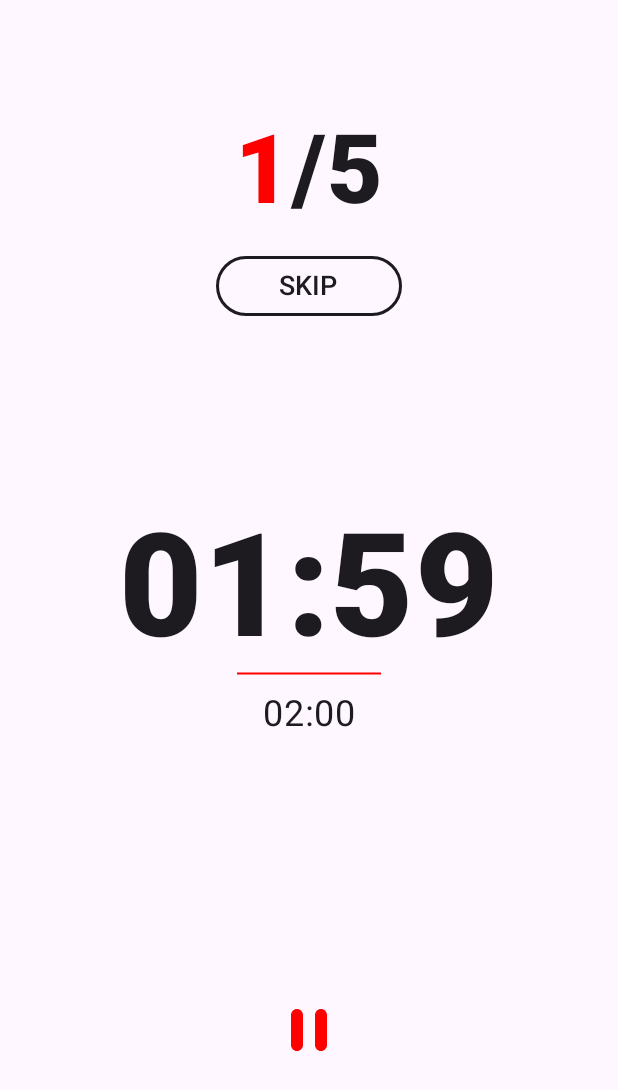
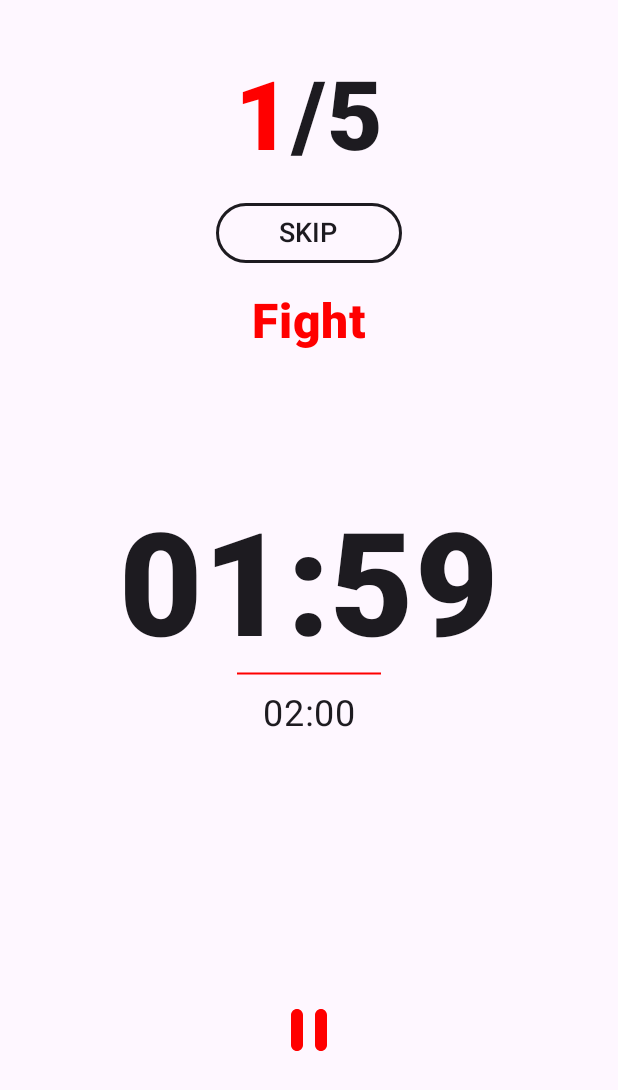
Before and after one commit to HeyImJ0hn/Rounds, an Android app built with Jetpack Compose: the TimerScreen screen opened through its navigation route, after a tap on "SKIP", on a phone screen of 412 x 824 dp. Shown: the top 1090 px of the screen. Run offline under Robolectric (Android 15) with nearby library versions, the phone set to English and light mode, and no system bars.

Commit message:
Added sounds, still a bit scuffed
Need to refactor code to correctly use MVVM architecture and store data to phone storage

```diff
--- a/app/src/main/java/dev/jpires/rounds/MainActivity.kt
+++ b/app/src/main/java/dev/jpires/rounds/MainActivity.kt
@@ -28,8 +28,8 @@ class MainActivity : ComponentActivity() {
                 val navController = rememberNavController()
                 val currentRoute = currentRoute(navController)
                 Scaffold(
-                    modifier = Modifier.fillMaxSize(),
-                    bottomBar = { if (currentRoute != "timer_screen" && currentRoute != "finished_screen") BottomNav(navController) }
+                    modifier = Modifier.fillMaxSize()
+//                    bottomBar = { if (currentRoute != "timer_screen" && currentRoute != "finished_screen") BottomNav(navController) }
                 ) { innerPadding ->
                     SetupNavHost(navController = navController, modifier = Modifier.padding(innerPadding), viewModel)
                 }
--- a/app/src/main/java/dev/jpires/rounds/model/data/TimerType.kt
+++ b/app/src/main/java/dev/jpires/rounds/model/data/TimerType.kt
@@ -1,5 +1,22 @@
 package dev.jpires.rounds.model.data
 
 enum class TimerType {
-    PREP, ROUND, REST
+    PREP, ROUND, REST;
+
+    fun next(): TimerType {
+        return when (this) {
+            PREP -> ROUND
+            ROUND -> REST
+            REST -> ROUND
+        }
+    }
+
+    override fun toString(): String {
+        return when (this) {
+            PREP -> "Prep"
+            ROUND -> "Fight"
+            REST -> "Rest"
+        }
+    }
+
 }
--- a/app/src/main/java/dev/jpires/rounds/view/screens/TimerScreen.kt
+++ b/app/src/main/java/dev/jpires/rounds/view/screens/TimerScreen.kt
@@ -1,5 +1,7 @@
 package dev.jpires.rounds.view.screens
 
+import android.content.Context
+import android.media.MediaPlayer
 import androidx.compose.foundation.BorderStroke
 import androidx.compose.foundation.Canvas
 import androidx.compose.foundation.layout.Box
@@ -35,10 +37,12 @@ import androidx.compose.ui.Alignment
 import androidx.compose.ui.Modifier
 import androidx.compose.ui.geometry.Offset
 import androidx.compose.ui.graphics.Color
+import androidx.compose.ui.platform.LocalContext
 import androidx.compose.ui.text.font.FontWeight
 import androidx.compose.ui.unit.dp
 import androidx.compose.ui.unit.sp
 import androidx.navigation.NavController
+import dev.jpires.rounds.R
 import dev.jpires.rounds.model.data.TimerType
 import dev.jpires.rounds.viewmodel.ViewModel
 
@@ -62,6 +66,13 @@ fun TimerScreen(viewModel: ViewModel, navController: NavController) {
     }
 }
 
+fun playSound(context: Context, soundResId: Int) {
+    MediaPlayer.create(context, soundResId).apply {
+        start()
+        setOnCompletionListener { release() }
+    }
+}
+
 @Composable
 fun TimerTop(viewModel: ViewModel, modifier: Modifier = Modifier) {
     Box(
@@ -73,6 +84,7 @@ fun TimerTop(viewModel: ViewModel, modifier: Modifier = Modifier) {
         ) {
             TimerTopText(viewModel)
             SkipRoundButton(viewModel)
+            TimerTopTextRoundType(viewModel)
         }
     }
 }
@@ -116,11 +128,30 @@ fun SkipRoundButton(viewModel: ViewModel) {
 }
 
 @Composable
+fun TimerTopTextRoundType(viewModel: ViewModel) {
+    val currentTimer by viewModel.currentTimer.collectAsState()
+
+    Row(
+        verticalAlignment = Alignment.CenterVertically,
+        modifier = Modifier.padding(16.dp)
+    ) {
+        Text(
+            text = currentTimer.toString(),
+            color = MaterialTheme.colorScheme.tertiary,
+            fontWeight = FontWeight.Black,
+            fontSize = 32.sp
+        )
+    }
+}
+
+@Composable
 fun CentralTimer(viewModel: ViewModel) {
     val currentPrepTime by viewModel.currentPrepTime.collectAsState()
     val currentRoundTime by viewModel.currentRoundTime.collectAsState()
     val currentRestTime by viewModel.currentRestTime.collectAsState()
     val currentTimer by viewModel.currentTimer.collectAsState()
+
+    val context = LocalContext.current
 
     Text(
         text = when (currentTimer) {
@@ -133,7 +164,7 @@ fun CentralTimer(viewModel: ViewModel) {
     )
 
     LaunchedEffect(Unit) {
-        viewModel.startTimer()
+        viewModel.startTimer { soundResId -> playSound(context, soundResId) }
     }
 
 }
@@ -227,11 +258,13 @@ fun Pause(viewModel: ViewModel) {
 @Composable
 fun PausedButtons(viewModel: ViewModel, navController: NavController) {
     var showDialog by remember { mutableStateOf(false) }
+    val context = LocalContext.current
+
     Row(
         verticalAlignment = Alignment.CenterVertically
     ) {
         // Resume
-        IconButton(onClick = { viewModel.startTimer() }, modifier = Modifier.size(96.dp)) {
+        IconButton(onClick = { viewModel.startTimer { soundResId -> playSound(context, soundResId) } }, modifier = Modifier.size(96.dp)) {
             Icon(
                 imageVector = Icons.Rounded.PlayArrow,
                 contentDescription = "Resume",
--- a/app/src/main/java/dev/jpires/rounds/viewmodel/ViewModel.kt
+++ b/app/src/main/java/dev/jpires/rounds/viewmodel/ViewModel.kt
@@ -6,6 +6,7 @@ import androidx.compose.runtime.mutableStateOf
 import androidx.compose.runtime.setValue
 import androidx.lifecycle.ViewModel
 import androidx.lifecycle.viewModelScope
+import dev.jpires.rounds.R
 import dev.jpires.rounds.model.data.TimerType
 import kotlinx.coroutines.Job
 import kotlinx.coroutines.delay
@@ -51,23 +52,33 @@ class ViewModel : ViewModel(){
     val isTimerFinished
         get() = _isTimerFinished.asStateFlow()
 
-    fun startTimer() {
+    fun startTimer(playSound: (Int) -> Unit) {
         paused = false
         timerJob?.cancel()
         timerJob = viewModelScope.launch {
-            while (_currentPrepTime.value > Duration.ZERO) {
+            while (_currentPrepTime.value >= Duration.ZERO) {
                 _currentTimer.value = TimerType.PREP
+                if (_currentPrepTime.value < 3.seconds)
+                    playSound(R.raw.beep)
                 delay(1000)
                 decrementCurrentPrepTime()
             }
             while (currentRound <= rounds) {
-                while (_currentRoundTime.value > Duration.ZERO) {
+                playSound(R.raw.round_start)
+                while (_currentRoundTime.value >= Duration.ZERO) {
                     _currentTimer.value = TimerType.ROUND
                     delay(1000)
+                    if (_currentRoundTime.value == 11.seconds)
+                        playSound(R.raw.ten_second_warning)
                     decrementCurrentRoundTime()
                 }
-                while (_currentRestTime.value > Duration.ZERO) {
+                playSound(R.raw.round_end)
+                while (_currentRestTime.value >= Duration.ZERO) {
                     _currentTimer.value = TimerType.REST
+                    if (_currentRoundTime.value == 11.seconds)
+                        playSound(R.raw.ten_second_warning)
+                    if (_currentRestTime.value < 3.seconds)
+                        playSound(R.raw.beep)
                     delay(1000)
                     decrementCurrentRestTime()
                 }
@@ -105,14 +116,14 @@ class ViewModel : ViewModel(){
 
     fun getFormattedCurrentRoundTime(duration: Duration)= formatDuration(duration)
     fun decrementCurrentRoundTime() {
-        if (_currentRoundTime.value > 0.seconds) {
+        if (_currentRoundTime.value >= 0.seconds) {
             _currentRoundTime.value -= 1.seconds
         }
     }
 
     fun getFormattedCurrentRestTime(duration: Duration) = formatDuration(duration)
     fun decrementCurrentRestTime() {
-        if (_currentRestTime.value > 0.seconds) {
+        if (_currentRestTime.value >= 0.seconds) {
             _currentRestTime.value -= 1.seconds
         }
     }
@@ -124,7 +135,7 @@ class ViewModel : ViewModel(){
     fun getCurrentPrepTimeDuration() = currentPrepTime
     fun getFormattedCurrentPrepTime(duration: Duration) = formatDuration(duration)
     fun decrementCurrentPrepTime() {
-        if (_currentPrepTime.value > 0.seconds) {
+        if (_currentPrepTime.value >= 0.seconds) {
             _currentPrepTime.value -= 1.seconds
         }
     }
@@ -151,21 +162,25 @@ class ViewModel : ViewModel(){
 
     fun incrementRoundLength() {
          roundLength += 5.seconds
+        _currentRoundTime.value = roundLength
     }
 
     fun decrementRoundLength() {
         if (roundLength > 5.seconds) {
             roundLength -= 5.seconds
+            _currentRoundTime.value = roundLength
         }
     }
 
     fun incrementRestTime() {
         restTime += 5.seconds
+        _currentRestTime.value = restTime
     }
 
     fun decrementRestTime() {
         if (restTime > 5.seconds) {
             restTime -= 5.seconds
+            _currentRestTime.value = restTime
         }
     }
 
```
Also changed, not shown: 4 other files.
